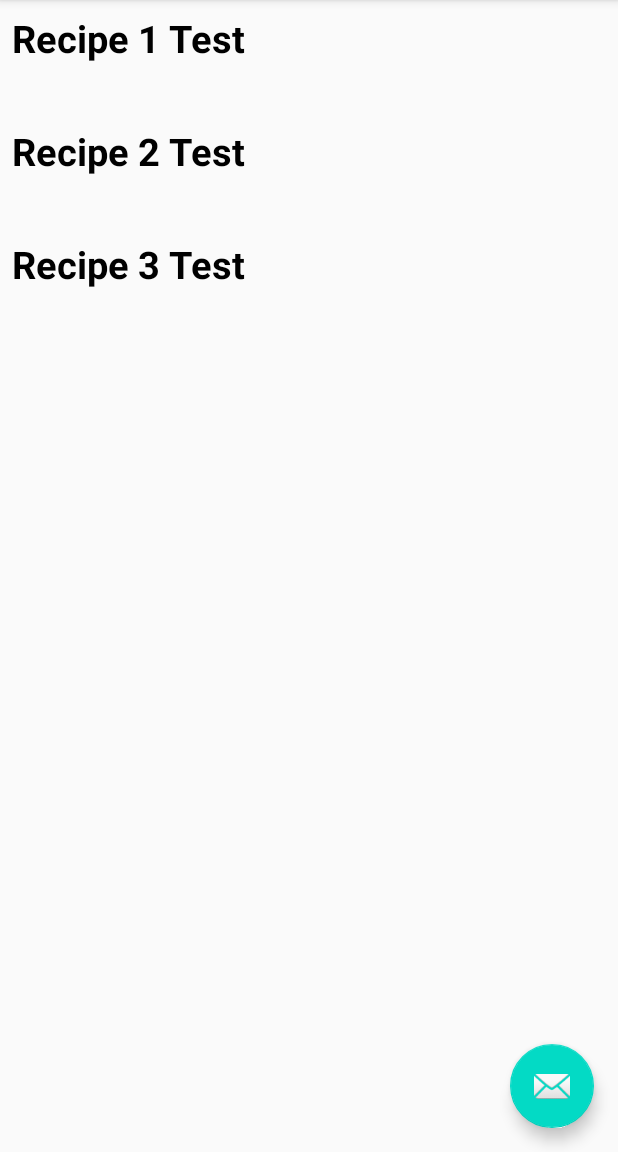
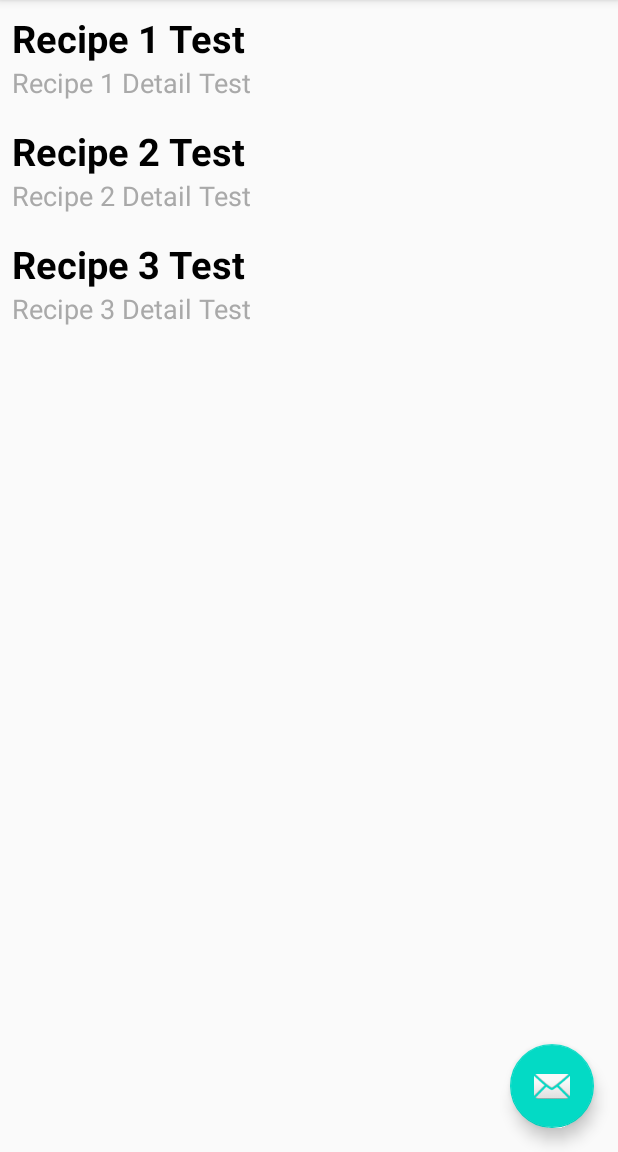
Before and after one commit to djfreeart81/Android-RecyclerViewRecipe, an Android app: the screen it shows after launch (MainActivity), on a phone screen of 412 x 824 dp, the part 84-1236 px from its top. Run offline under Robolectric (Android 15) with nearby library versions, the phone set to English and light mode, and no system bars.

Commit message:
Include SubHeader

```diff
--- a/app/src/main/java/com/guillaumegonnet/recyclerviewrecipe/MainActivity.java
+++ b/app/src/main/java/com/guillaumegonnet/recyclerviewrecipe/MainActivity.java
@@ -18,6 +18,7 @@ import java.util.LinkedList;
 public class MainActivity extends AppCompatActivity {
 
     private LinkedList<String> mRecipeList = new LinkedList<String>();
+    private LinkedList<String> mRecipeDetailList = new LinkedList<String>();
     private RecyclerView mRecyclerView;
     private RecipeAdapter mAdapter;
 
@@ -41,12 +42,15 @@ public class MainActivity extends AppCompatActivity {
         mRecipeList.addLast("Recipe 1 Test");
         mRecipeList.addLast("Recipe 2 Test");
         mRecipeList.addLast("Recipe 3 Test");
+        mRecipeDetailList.addLast("Recipe 1 Detail Test");
+        mRecipeDetailList.addLast("Recipe 2 Detail Test");
+        mRecipeDetailList.addLast("Recipe 3 Detail Test");
 
 
         // Get a handle to the RecyclerView.
         mRecyclerView = findViewById(R.id.recycler_view);
         // Create an adapter and supply the data to be displayed.
-        mAdapter = new RecipeAdapter(this,mRecipeList);
+        mAdapter = new RecipeAdapter(this,mRecipeList,mRecipeDetailList);
         // Connect the adapter with the RecyclerView.
         mRecyclerView.setAdapter(mAdapter);
         // Give the RecyclerView a default layout manager.
--- a/app/src/main/java/com/guillaumegonnet/recyclerviewrecipe/RecipeAdapter.java
+++ b/app/src/main/java/com/guillaumegonnet/recyclerviewrecipe/RecipeAdapter.java
@@ -16,20 +16,25 @@ import java.util.LinkedList;
  */
 public class RecipeAdapter extends RecyclerView.Adapter<RecipeAdapter.RecipeViewHolder> {
     private final LinkedList<String> mRecipeList;
+    private final LinkedList<String> mRecipeDetailList;
     private LayoutInflater mInflater;
 
-    public RecipeAdapter(Context context, LinkedList<String> recipeList) {
+    public RecipeAdapter(Context context, LinkedList<String> recipeList,LinkedList<String> recipeDetailList) {
         this.mRecipeList = recipeList;
+        this.mRecipeDetailList = recipeDetailList;
         mInflater = LayoutInflater.from(context);
     }
 
     class RecipeViewHolder extends RecyclerView.ViewHolder implements View.OnClickListener {
-        public final TextView recipeItemView;
+        public final TextView recipeItemViewHeader;
+        public final TextView recipeItemViewSubHeader;
+
         final RecipeAdapter mAdapter;
 
         public RecipeViewHolder(@NonNull View itemView, RecipeAdapter adapter) {
             super(itemView);
-            recipeItemView = itemView.findViewById(R.id.recipe_item_header);
+            recipeItemViewHeader = itemView.findViewById(R.id.recipe_item_header);
+            recipeItemViewSubHeader = itemView.findViewById(R.id.recipe_item_subheader);
             this.mAdapter = adapter;
             itemView.setOnClickListener(this);
         }
@@ -50,8 +55,11 @@ public class RecipeAdapter extends RecyclerView.Adapter<RecipeAdapter.RecipeView
 
     @Override
     public void onBindViewHolder(@NonNull RecipeAdapter.RecipeViewHolder holder, int position) {
-        String mCurrent = mRecipeList.get(position);
-        holder.recipeItemView.setText(mCurrent);
+        String mCurrentHeader = mRecipeList.get(position);
+        String mCurrentSubHeader = mRecipeDetailList.get(position);
+
+        holder.recipeItemViewHeader.setText(mCurrentHeader);
+        holder.recipeItemViewSubHeader.setText(mCurrentSubHeader);
     }
 
     @Override
```
